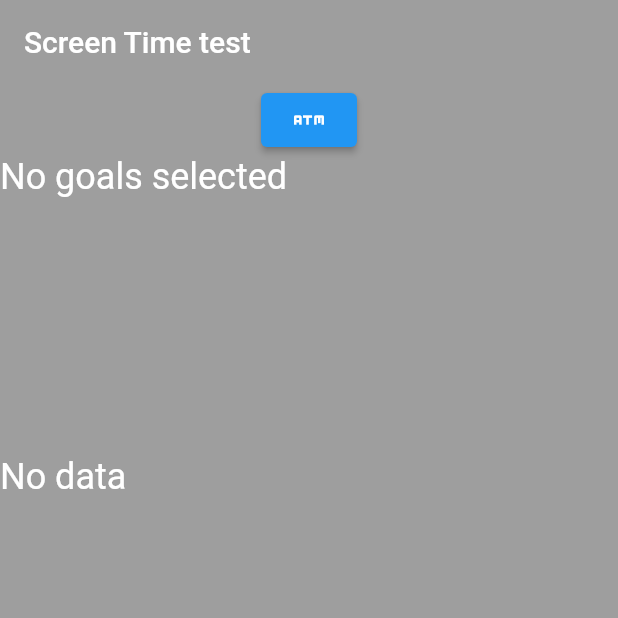
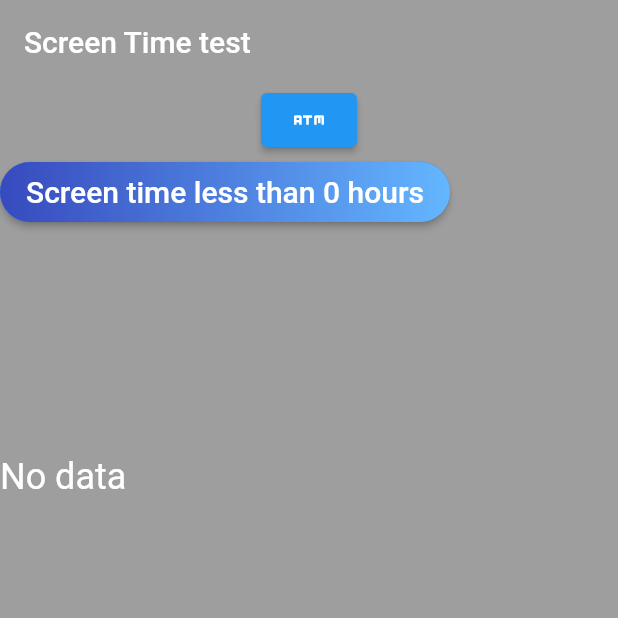
Before and after one commit to 17281/PhoneLife, a Flutter app: the screen it shows after launch, on a phone screen of 412 x 824 dp, the top half of it. Run offline on Flutter 3.47's test engine with Material 2 defaults, Android fonts, the phone set to English and light mode, and no system bars; our stand-ins replace sqflite; accounts and stored records are empty.

Commit message:
added elevated button styling gradient

```diff
--- a/lib/page/Content_page.dart
+++ b/lib/page/Content_page.dart
@@ -27,9 +27,8 @@ class _ContentPageState extends State<ContentPage> {
     'No Phone?!?!',
     'Living the life',
     'The Average Joe',
-    'Middle Class',
     'Easy Life',
-    'Baby Mode'
+    'Baby Mode',
   ];
 
 
@@ -110,6 +109,7 @@ class _ContentPageState extends State<ContentPage> {
   //   },
   // );
 
+
   Widget buildTime() =>
       //builds the display for goals
   StaggeredGridView.countBuilder(
@@ -146,6 +146,7 @@ class _ContentPageState extends State<ContentPage> {
       mainAxisAlignment: MainAxisAlignment.start,
       mainAxisSize: MainAxisSize.max,
       crossAxisAlignment: CrossAxisAlignment.stretch,
+
         children: <Widget>[
           Container(
             child: Row(
@@ -173,12 +174,32 @@ class _ContentPageState extends State<ContentPage> {
                 mainAxisSize: MainAxisSize.max,
                 crossAxisAlignment: CrossAxisAlignment.start,
                 children: <Widget> [
-                  Expanded(child: isLoading ?
-                  CircularProgressIndicator() : goals.isEmpty ?
-                  Text('No goals selected', style: TextStyle(color: Colors.white, fontSize: 24),) : buildGoals()
+                  ElevatedButton(
+                      onPressed: () => Utils.showSheet(context,
+                          child: buildCustomPicker(),
+                          onClicked: () {final goalValue = goalValues[goalIndex];
+                          Utils.showSnackBar(context, 'Selected "$goalValue", Your goal today is: Screen time less than $goalIndex hours');
+                          Navigator.pop(context);}),
+                    style: ElevatedButton.styleFrom(
+                      shape: RoundedRectangleBorder(borderRadius: BorderRadius.circular(30.0)),
+                      padding: EdgeInsets.all(0.0),
                   ),
-
-
+                    child:Ink (
+                      decoration: BoxDecoration(
+                          gradient: LinearGradient(colors: [Color(0xff374ABE), Color(0xff64B6FF)],
+                            begin: Alignment.centerLeft,
+                            end: Alignment.centerRight,
+                          ),
+                          borderRadius: BorderRadius.circular(30.0)
+                      ),
+                      child: Container(
+                        constraints: BoxConstraints(maxWidth: 300.0, maxHeight: 40),
+                        alignment: Alignment.center,
+                        child: Text('Screen time less than $goalIndex hours', style: TextStyle(color: Colors.white, fontSize: 20),
+                    ),
+                    ),
+                  ),
+                  ),
                   // ElevatedButton( onPressed: () async {
                   //           await Navigator.of(context).push(
                   //       MaterialPageRoute(builder: (context) => AddEditGoalPage()));
@@ -187,7 +208,6 @@ class _ContentPageState extends State<ContentPage> {
                   //   child: Icon(Icons.add),
                   // ),
                   // SizedBox(height: 20),
-
                 ]
             ),
           ),
@@ -219,6 +239,7 @@ class _ContentPageState extends State<ContentPage> {
         goalValues, (goalIndex, goalValues) {
           final selValue = this.goalIndex == goalIndex;
           final color = selValue ? Colors.pinkAccent:Colors.black;
+
           return Center(
             child: Text(
               goalValues, style: TextStyle (color: color, fontSize: 24),
```
